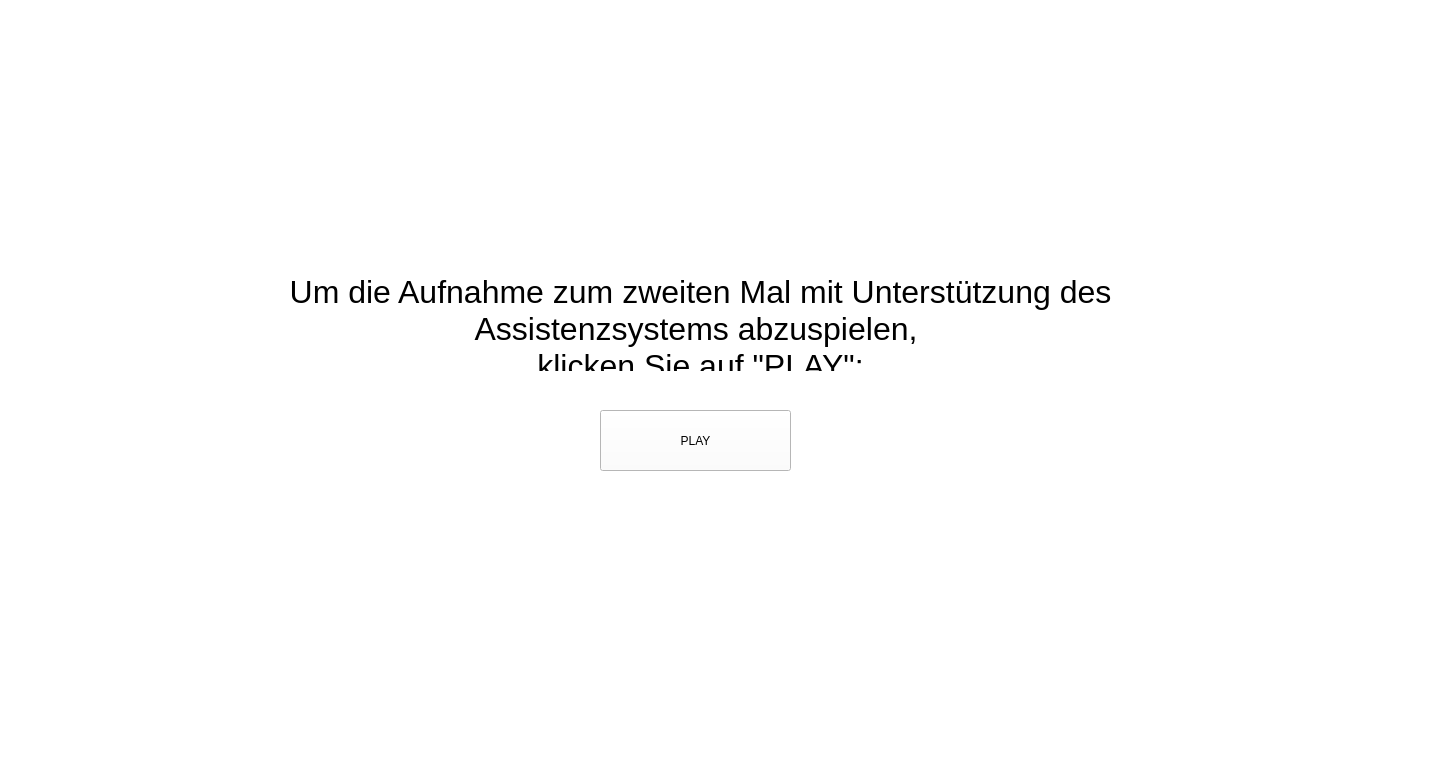
IKI-Lab/auscultation_AI_noise_exp, file forms/play_video.ui: the form before one commit.
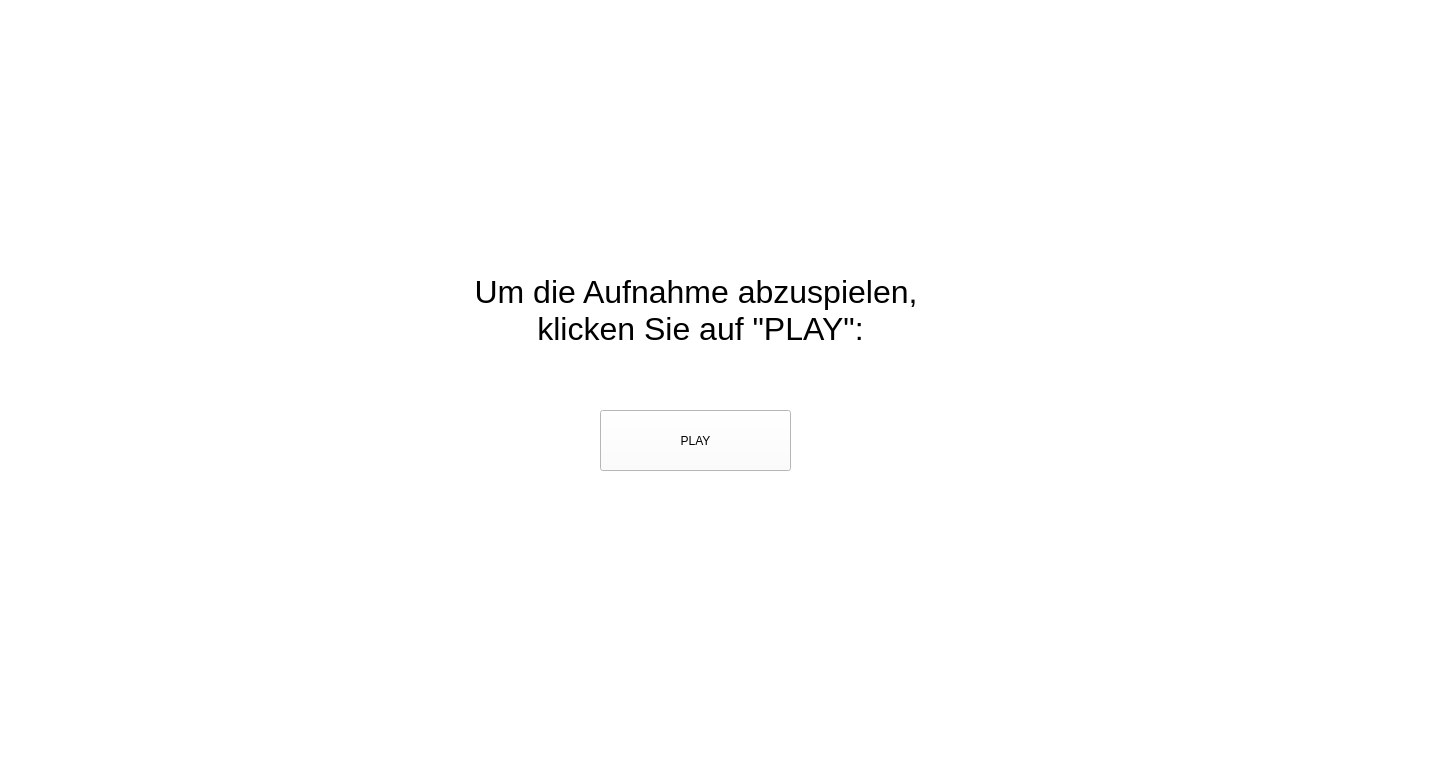
The form after the commit.

Patch:
```diff
--- a/forms/play_video.ui
+++ b/forms/play_video.ui
@@ -70,7 +70,7 @@
 &lt;html&gt;&lt;head&gt;&lt;meta name=&quot;qrichtext&quot; content=&quot;1&quot; /&gt;&lt;style type=&quot;text/css&quot;&gt;
 p, li { white-space: pre-wrap; }
 &lt;/style&gt;&lt;/head&gt;&lt;body style=&quot; font-family:'.AppleSystemUIFont'; font-size:13pt; font-weight:400; font-style:normal;&quot;&gt;
-&lt;p align=&quot;center&quot; style=&quot; margin-top:0px; margin-bottom:0px; margin-left:0px; margin-right:0px; -qt-block-indent:0; text-indent:0px;&quot;&gt;&lt;span style=&quot; font-size:24pt;&quot;&gt;Um die Aufnahme zum zweiten Mal mit Unterstützung des Assistenzsystems abzuspielen, &lt;/span&gt;&lt;/p&gt;
+&lt;p align=&quot;center&quot; style=&quot; margin-top:0px; margin-bottom:0px; margin-left:0px; margin-right:0px; -qt-block-indent:0; text-indent:0px;&quot;&gt;&lt;span style=&quot; font-size:24pt;&quot;&gt;Um die Aufnahme abzuspielen, &lt;/span&gt;&lt;/p&gt;
 &lt;p align=&quot;center&quot; style=&quot; margin-top:0px; margin-bottom:0px; margin-left:0px; margin-right:0px; -qt-block-indent:0; text-indent:0px;&quot;&gt;&lt;span style=&quot; font-size:24pt;&quot;&gt;klicken Sie auf &amp;quot;PLAY&amp;quot;:&lt;/span&gt;&lt;/p&gt;&lt;/body&gt;&lt;/html&gt;</string>
     </property>
    </widget>
```
